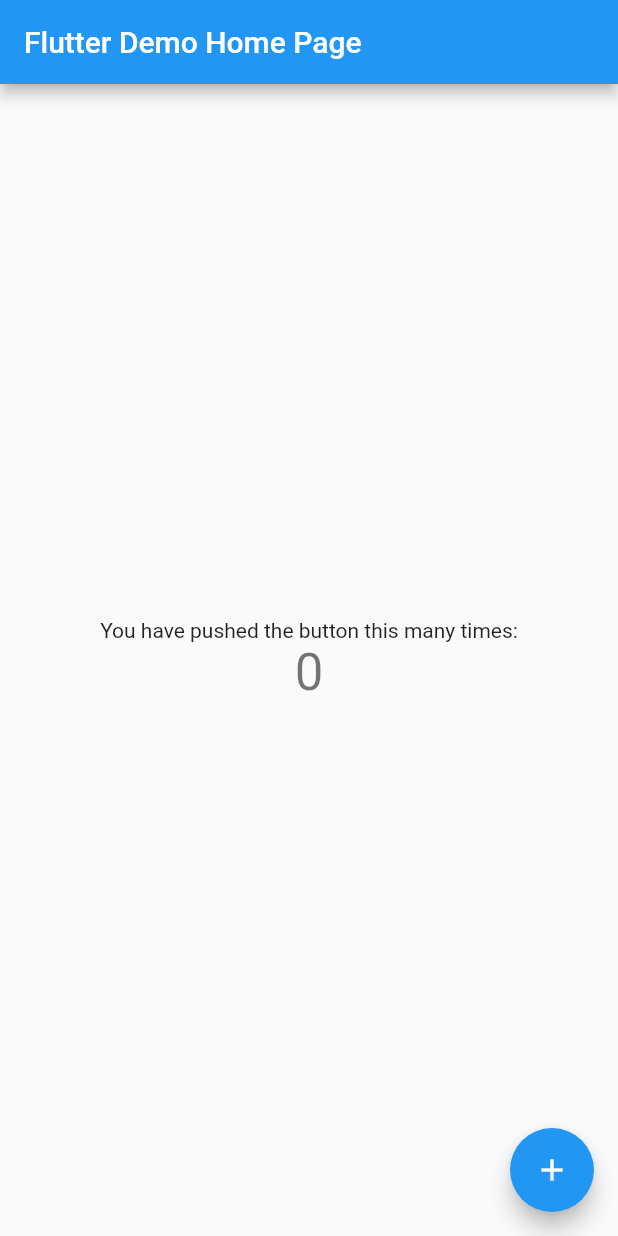
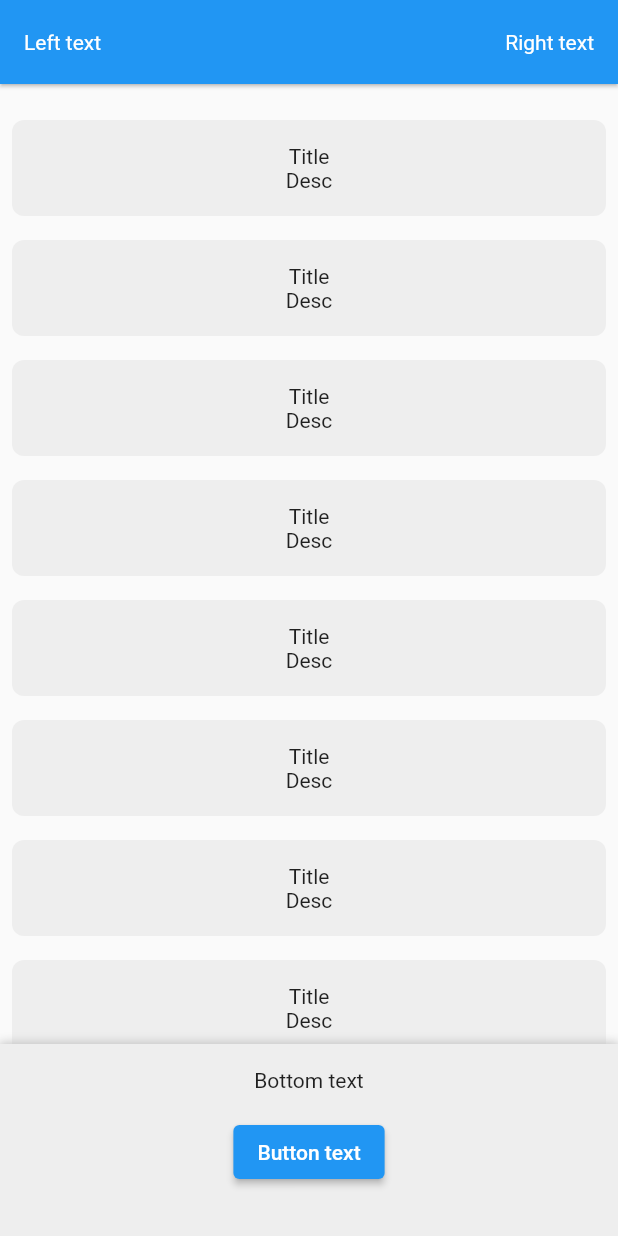
Before and after one commit to Codename26/flutter_test_task, a Flutter app: the screen it shows after launch, on a phone screen of 412 x 824 dp. Run offline on Flutter 3.47's test engine with Material 2 defaults, Android fonts, the phone set to English and light mode, and no system bars.

Commit message:
Main screen UI
Created Main screen UI with dummy data

```diff
--- a/lib/main.dart
+++ b/lib/main.dart
@@ -1,113 +1,18 @@
 import 'package:flutter/material.dart';
+import 'package:flutter_test_task/ui/common/theme.dart';
+import 'package:flutter_test_task/ui/screen/home_screen.dart';
 
 void main() {
   runApp(MyApp());
 }
 
 class MyApp extends StatelessWidget {
-  // This widget is the root of your application.
   @override
   Widget build(BuildContext context) {
     return MaterialApp(
-      title: 'Flutter Demo',
-      theme: ThemeData(
-        // This is the theme of your application.
-        //
-        // Try running your application with "flutter run". You'll see the
-        // application has a blue toolbar. Then, without quitting the app, try
-        // changing the primarySwatch below to Colors.green and then invoke
-        // "hot reload" (press "r" in the console where you ran "flutter run",
-        // or simply save your changes to "hot reload" in a Flutter IDE).
-        // Notice that the counter didn't reset back to zero; the application
-        // is not restarted.
-        primarySwatch: Colors.blue,
-      ),
-      home: MyHomePage(title: 'Flutter Demo Home Page'),
-    );
+        debugShowCheckedModeBanner: false,
+        title: 'Flutter Test Task',
+        theme: appTheme,
+        home: HomeScreen());
   }
 }
-
-class MyHomePage extends StatefulWidget {
-  MyHomePage({Key? key, required this.title}) : super(key: key);
-
-  // This widget is the home page of your application. It is stateful, meaning
-  // that it has a State object (defined below) that contains fields that affect
-  // how it looks.
-
-  // This class is the configuration for the state. It holds the values (in this
-  // case the title) provided by the parent (in this case the App widget) and
-  // used by the build method of the State. Fields in a Widget subclass are
-  // always marked "final".
-
-  final String title;
-
-  @override
-  _MyHomePageState createState() => _MyHomePageState();
-}
-
-class _MyHomePageState extends State<MyHomePage> {
-  int _counter = 0;
-
-  void _incrementCounter() {
-    setState(() {
-      // This call to setState tells the Flutter framework that something has
-      // changed in this State, which causes it to rerun the build method below
-      // so that the display can reflect the updated values. If we changed
-      // _counter without calling setState(), then the build method would not be
-      // called again, and so nothing would appear to happen.
-      _counter++;
-    });
-  }
-
-  @override
-  Widget build(BuildContext context) {
-    // This method is rerun every time setState is called, for instance as done
-    // by the _incrementCounter method above.
-    //
-    // The Flutter framework has been optimized to make rerunning build methods
-    // fast, so that you can just rebuild anything that needs updating rather
-    // than having to individually change instances of widgets.
-    return Scaffold(
-      appBar: AppBar(
-        // Here we take the value from the MyHomePage object that was created by
-        // the App.build method, and use it to set our appbar title.
-        title: Text(widget.title),
-      ),
-      body: Center(
-        // Center is a layout widget. It takes a single child and positions it
-        // in the middle of the parent.
-        child: Column(
-          // Column is also a layout widget. It takes a list of children and
-          // arranges them vertically. By default, it sizes itself to fit its
-          // children horizontally, and tries to be as tall as its parent.
-          //
-          // Invoke "debug painting" (press "p" in the console, choose the
-          // "Toggle Debug Paint" action from the Flutter Inspector in Android
-          // Studio, or the "Toggle Debug Paint" command in Visual Studio Code)
-          // to see the wireframe for each widget.
-          //
-          // Column has various properties to control how it sizes itself and
-          // how it positions its children. Here we use mainAxisAlignment to
-          // center the children vertically; the main axis here is the vertical
-          // axis because Columns are vertical (the cross axis would be
-          // horizontal).
-          mainAxisAlignment: MainAxisAlignment.center,
-          children: <Widget>[
-            Text(
-              'You have pushed the button this many times:',
-            ),
-            Text(
-              '$_counter',
-              style: Theme.of(context).textTheme.headline4,
-            ),
-          ],
-        ),
-      ),
-      floatingActionButton: FloatingActionButton(
-        onPressed: _incrementCounter,
-        tooltip: 'Increment',
-        child: Icon(Icons.add),
-      ), // This trailing comma makes auto-formatting nicer for build methods.
-    );
-  }
-}
--- /dev/null
+++ b/lib/ui/common/constants.dart
@@ -0,0 +1,6 @@
+class Constants {
+  static const LEFT_APP_BAR_TEXT = 'Left text';
+  static const RIGHT_APP_BAR_TEXT = 'Right text';
+  static const BOTTOM_TEXT = 'Bottom text';
+  static const BUTTON_TEXT = 'Button text';
+}
--- /dev/null
+++ b/lib/ui/common/theme.dart
@@ -0,0 +1,34 @@
+import 'package:flutter/material.dart';
+
+final appTheme = ThemeData(
+  primarySwatch: Colors.blue,
+  appBarTheme: const AppBarTheme(
+    elevation: 1,
+    centerTitle: true,
+    color: Colors.blue,
+    iconTheme: IconThemeData(
+      color: Colors.black,
+    ),
+  ),
+  textTheme: const TextTheme(
+    headline1: TextStyle(
+      fontFamily: 'Corben',
+      fontWeight: FontWeight.w700,
+      fontSize: 24,
+      color: Colors.black,
+    ),
+  ),
+);
+
+//Padding
+const horizontalPadding = 16.0;
+const verticalPadding = 16.0;
+const bottomScreenPadding = 32.0;
+const allPadding = 8.0;
+
+//BorderRadius
+const borderRadius = 8.0;
+
+//Color
+final bottomGrey = Colors.grey.shade200;
+final shadowGrey = Colors.grey.shade400;
--- /dev/null
+++ b/lib/ui/screen/home_screen.dart
@@ -0,0 +1,93 @@
+import 'package:flutter/cupertino.dart';
+import 'package:flutter/material.dart';
+import 'package:flutter_test_task/ui/common/constants.dart';
+import 'package:flutter_test_task/ui/common/theme.dart' as Theme;
+import 'package:flutter_test_task/ui/widget/single_list_item.dart';
+
+class HomeScreen extends StatefulWidget {
+  @override
+  _HomeScreenState createState() {
+    return _HomeScreenState();
+  }
+}
+
+class _HomeScreenState extends State<HomeScreen> {
+  @override
+  void initState() {
+    super.initState();
+  }
+
+  @override
+  void dispose() {
+    super.dispose();
+  }
+
+  @override
+  Widget build(BuildContext context) {
+    return Scaffold(
+      appBar: _buildAppBar(),
+      body: _buildBody(),
+    );
+  }
+
+  PreferredSizeWidget _buildAppBar() {
+    return AppBar(
+      actions: [
+        Expanded(
+            child: Padding(
+          padding:
+              const EdgeInsets.symmetric(horizontal: Theme.horizontalPadding),
+          child: Row(
+            mainAxisAlignment: MainAxisAlignment.spaceBetween,
+            children: [
+              const Text(Constants.LEFT_APP_BAR_TEXT),
+              const Text(Constants.RIGHT_APP_BAR_TEXT),
+            ],
+          ),
+        ))
+      ],
+    );
+  }
+
+  Widget _buildBody() {
+    return Padding(
+      padding: const EdgeInsets.only(top: Theme.verticalPadding),
+      child: Column(
+        children: [
+          Expanded(
+              child: ListView.builder(
+                  itemCount: 15,
+                  itemBuilder: (context, position) => SingleListItem(
+                        key: Key(position.toString()),
+                      ))),
+          _buildBottomBlock()
+        ],
+      ),
+    );
+  }
+
+  Widget _buildBottomBlock() {
+    return Container(
+      width: double.infinity,
+      decoration: BoxDecoration(
+        boxShadow: [
+          BoxShadow(blurRadius: 5.0, spreadRadius: 1.0, color: Theme.shadowGrey)
+        ],
+        color: Theme.bottomGrey,
+      ),
+      child: Column(
+        children: [
+          Padding(
+            padding:
+                const EdgeInsets.symmetric(vertical: Theme.verticalPadding),
+            child: Text(Constants.BOTTOM_TEXT),
+          ),
+          ElevatedButton(onPressed: () {}, child: Text(Constants.BUTTON_TEXT)),
+          SizedBox(
+            height: Theme.bottomScreenPadding,
+          )
+        ],
+      ),
+    );
+  }
+}
--- /dev/null
+++ b/lib/ui/widget/single_list_item.dart
@@ -0,0 +1,27 @@
+import 'package:flutter/material.dart';
+import 'package:flutter_test_task/ui/common/theme.dart' as Theme;
+
+class SingleListItem extends StatelessWidget {
+  SingleListItem({required Key key}) : super(key: key);
+
+  @override
+  Widget build(BuildContext context) {
+    return Padding(
+      padding: const EdgeInsets.all(Theme.allPadding),
+      child: Container(
+        decoration: BoxDecoration(
+            borderRadius: BorderRadius.circular(Theme.borderRadius),
+            color: Theme.bottomGrey),
+        child: Padding(
+          padding: const EdgeInsets.symmetric(vertical: Theme.verticalPadding),
+          child: Column(
+            children: [
+              Text('Title'),
+              Text('Desc'),
+            ],
+          ),
+        ),
+      ),
+    );
+  }
+}
```
Also changed, not shown: 1 other file.
